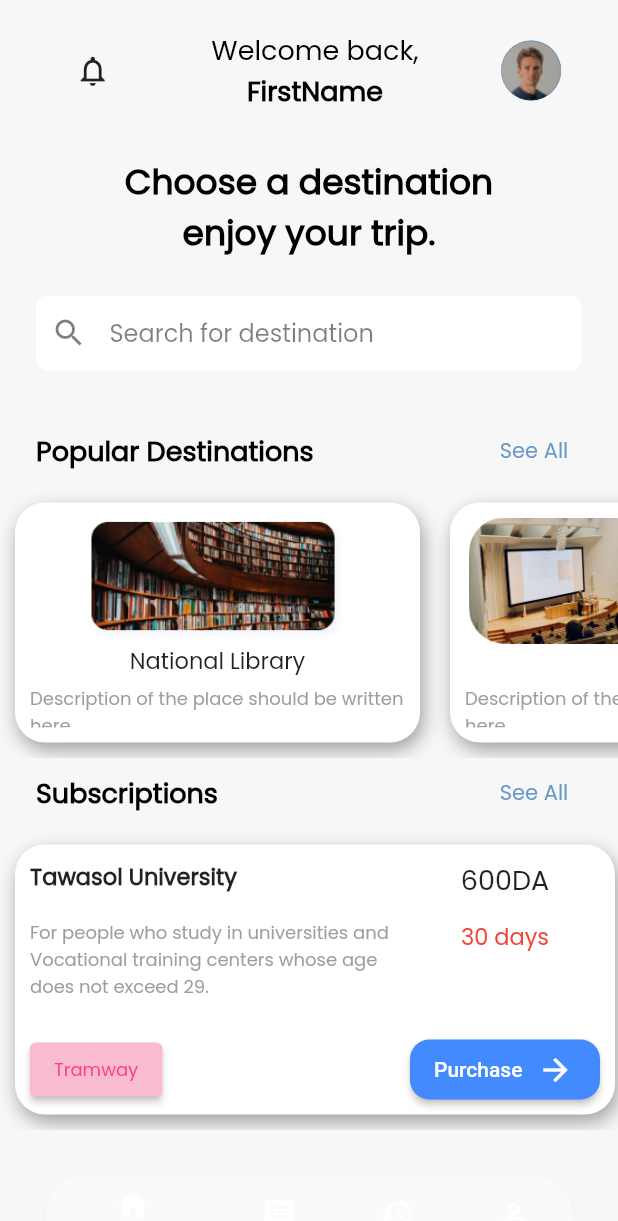
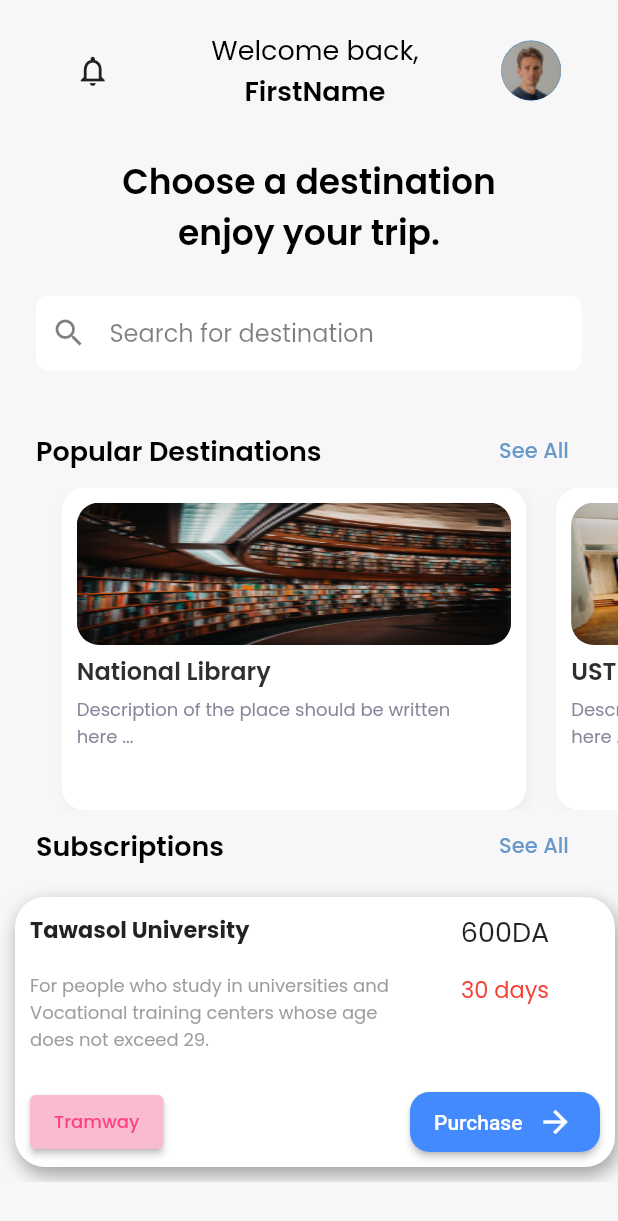
Before and after one commit to abdelghafourbk/PFE_V1, a Flutter app: the Home screen opened directly, on a phone screen of 412 x 824 dp. Shown: the top 1221 px of the screen. Run offline on Flutter 3.47's test engine with Material 2 defaults, Android fonts, the phone set to English and light mode, and no system bars; our stand-ins replace email_validator, flutter_neumorphic.

Commit message:
Missing fontweights added & fixed a part of home

```diff
--- a/lib/Home.dart
+++ b/lib/Home.dart
@@ -9,8 +9,15 @@ class Home extends StatefulWidget {
 }
 
 class _HomeState extends State<Home> {
+  late PageController _pageController;
   @override
+  void initState() {
+    super.initState();
+    _pageController = PageController(viewportFraction: 0.8);
+  }
+
   Widget build(BuildContext context) {
+    var activePage;
     //Popular Destinations
     var Destination1 = {
       'image': 'images/Dest1.png',
@@ -24,7 +31,13 @@ class _HomeState extends State<Home> {
       'desc': 'Description of the place should be written here ...',
       'tag': 'Destination2'
     };
-    List Dest = [Destination1, Destination2];
+    var Destination3 = {
+      'image': 'images/Dest2.png',
+      'name': 'USTHB',
+      'desc': 'Description of the place should be written here ...',
+      'tag': 'Destination3'
+    };
+    List Dest = [Destination1, Destination2, Destination3];
 
     var Subs1 = {
       'name': 'Tawasol University',
@@ -51,7 +64,6 @@ class _HomeState extends State<Home> {
       backgroundColor: const Color(0xffF7F7F7),
       body: ListView.builder(
           scrollDirection: Axis.vertical,
-          // physics: const NeverScrollableScrollPhysics(),
           shrinkWrap: true,
           itemCount: 1,
           itemBuilder: (BuildContext context, int index) {
@@ -87,7 +99,7 @@ class _HomeState extends State<Home> {
                               color: Colors.black,
                               fontSize: 18.0,
                               fontFamily: "Poppins",
-                              fontWeight: FontWeight.bold,
+                              fontWeight: FontWeight.w600,
                             ),
                           ),
                         ],
@@ -108,7 +120,7 @@ class _HomeState extends State<Home> {
                     color: Colors.black,
                     fontSize: 23.0,
                     fontFamily: "Poppins",
-                    fontWeight: FontWeight.bold,
+                    fontWeight: FontWeight.w600,
                   ),
                 ),
                 Container(
@@ -164,7 +176,7 @@ class _HomeState extends State<Home> {
                             color: Color(0xff000000),
                             fontSize: 18.0,
                             fontFamily: "Poppins",
-                            fontWeight: FontWeight.w900,
+                            fontWeight: FontWeight.w600,
                           ),
                         ),
                       ),
@@ -192,64 +204,68 @@ class _HomeState extends State<Home> {
                   ],
                 ),
                 SizedBox(
-                  height: 180.0,
-                  child: ListView.builder(
+                  height: 215.0,
+                  child: PageView.builder(
                       scrollDirection: Axis.horizontal,
-                      shrinkWrap: true,
                       itemCount: Dest.length,
-                      itemBuilder: (BuildContext context, int index) {
+                      pageSnapping: true,
+                      controller: _pageController,
+                      onPageChanged: (page) {
+                        setState(() {
+                          activePage = page;
+                        });
+                      },
+                      itemBuilder: (context, pagePosition) {
                         return Padding(
-                          padding: const EdgeInsets.all(10.0),
+                          //fix cards padding later
+                          padding: const EdgeInsets.only(right: 20.0),
                           child: Container(
                             decoration: BoxDecoration(
                               color: Colors.white,
-                              borderRadius: BorderRadius.circular(20),
+                              borderRadius: BorderRadius.circular(15.0),
                               boxShadow: const [
                                 BoxShadow(
-                                  color: Colors.grey,
-                                  blurRadius: 10,
-                                  offset: Offset(2, 5),
+                                  color: Color(0x1a6998CA),
+                                  blurRadius: 7,
+                                  offset: Offset(2.0, 2.0),
                                 ),
                               ],
                             ),
-                            width: 270,
                             child: Padding(
-                              padding: EdgeInsets.all(10.0),
+                              padding: const EdgeInsets.all(10.0),
                               child: Column(
                                 crossAxisAlignment: CrossAxisAlignment.center,
                                 children: [
-                                  Expanded(
-                                    flex: 3,
-                                    child: Container(
-                                      child: Image.asset(
-                                        Dest[index]['image'],
-                                        width: 250.0,
+                                  ClipRRect(
+                                    borderRadius: BorderRadius.circular(15.0),
+                                    child: Image.asset(
+                                      Dest[pagePosition]['image'],
+                                      width: double.infinity,
+                                      height: 95.0,
+                                      fit: BoxFit.fill,
+                                    ),
+                                  ),
+                                  const SizedBox(height: 5.0),
+                                  Align(
+                                    alignment: Alignment.topLeft,
+                                    child: Text(
+                                      Dest[pagePosition]['name'],
+                                      style: const TextStyle(
+                                        color: Color(0xff302F2F),
+                                        fontSize: 16.0,
+                                        fontFamily: "Poppins",
+                                        fontWeight: FontWeight.w600,
                                       ),
                                     ),
                                   ),
-                                  Expanded(
-                                    flex: 1,
-                                    child: Container(
-                                      child: Text(
-                                        Dest[index]['name'],
-                                        style: const TextStyle(
-                                          fontSize: 15,
-                                          fontFamily: "Poppins",
-                                        ),
-                                      ),
-                                    ),
-                                  ),
-                                  Expanded(
-                                    flex: 1,
-                                    child: Container(
-                                      child: Text(
-                                        Dest[index]['desc'],
-                                        style: const TextStyle(
-                                          color: Colors.grey,
-                                          fontSize: 12,
-                                          fontFamily: "Poppins",
-                                        ),
-                                      ),
+                                  const SizedBox(height: 5.0),
+                                  Text(
+                                    Dest[pagePosition]['desc'],
+                                    style: const TextStyle(
+                                      color: Color(0xff88879C),
+                                      fontSize: 12.0,
+                                      fontFamily: "Poppins",
+                                      fontWeight: FontWeight.w200,
                                     ),
                                   ),
                                 ],
@@ -272,7 +288,7 @@ class _HomeState extends State<Home> {
                             color: Color(0xff000000),
                             fontSize: 18.0,
                             fontFamily: "Poppins",
-                            fontWeight: FontWeight.w900,
+                            fontWeight: FontWeight.w600,
                           ),
                         ),
                       ),
@@ -423,7 +439,7 @@ class _HomeState extends State<Home> {
                                           child: Container(
                                               child: ElevatedButton(
                                             child: Row(
-                                              children: [
+                                              children: const [
                                                 Text(
                                                   "Purchase",
                                                   style: TextStyle(
@@ -471,49 +487,49 @@ class _HomeState extends State<Home> {
                         );
                       }),
                 ),
-                Stack(
-                  children: [
-                    Padding(
-                      padding: EdgeInsets.all(30.0),
-                      child: Align(
-                        alignment: Alignment(0.0, 1.0),
-                        child: ClipRRect(
-                          borderRadius: BorderRadius.all(Radius.circular(30)),
-                          child: BottomNavigationBar(
-                              selectedItemColor: Colors.white,
-                              backgroundColor: Colors.blue[900],
-                              items: const [
-                                BottomNavigationBarItem(
-                                  icon: Icon(
-                                    Icons.home,
-                                    color: Colors.white,
-                                  ),
-                                  label: "Home",
-                                ),
-                                BottomNavigationBarItem(
-                                    icon: Icon(
-                                      Icons.speaker_notes,
-                                      color: Colors.white,
-                                    ),
-                                    label: "notes"),
-                                BottomNavigationBarItem(
-                                    icon: Icon(
-                                      Icons.history,
-                                      color: Colors.white,
-                                    ),
-                                    label: "history"),
-                                BottomNavigationBarItem(
-                                    icon: Icon(
-                                      Icons.person_outline,
-                                      color: Colors.white,
-                                    ),
-                                    label: "Profile"),
-                              ]),
-                        ),
-                      ),
-                    ),
-                  ],
-                ),
+                // Stack(
+                //   children: [
+                //     Padding(
+                //       padding: EdgeInsets.all(30.0),
+                //       child: Align(
+                //         alignment: Alignment(0.0, 1.0),
+                //         child: ClipRRect(
+                //           borderRadius: BorderRadius.all(Radius.circular(30)),
+                //           child: BottomNavigationBar(
+                //               selectedItemColor: Colors.white,
+                //               backgroundColor: Colors.blue[900],
+                //               items: const [
+                //                 BottomNavigationBarItem(
+                //                   icon: Icon(
+                //                     Icons.home,
+                //                     color: Colors.white,
+                //                   ),
+                //                   label: "Home",
+                //                 ),
+                //                 BottomNavigationBarItem(
+                //                     icon: Icon(
+                //                       Icons.speaker_notes,
+                //                       color: Colors.white,
+                //                     ),
+                //                     label: "notes"),
+                //                 BottomNavigationBarItem(
+                //                     icon: Icon(
+                //                       Icons.history,
+                //                       color: Colors.white,
+                //                     ),
+                //                     label: "history"),
+                //                 BottomNavigationBarItem(
+                //                     icon: Icon(
+                //                       Icons.person_outline,
+                //                       color: Colors.white,
+                //                     ),
+                //                     label: "Profile"),
+                //               ]),
+                //         ),
+                //       ),
+                //     ),
+                //   ],
+                // ),
               ],
             );
           }),
--- a/lib/Login.dart
+++ b/lib/Login.dart
@@ -69,7 +69,7 @@ class _LoginState extends State<Login> {
                             color: Color(0xff023047),
                             fontSize: 25.0,
                             fontFamily: "Poppins",
-                            fontWeight: FontWeight.w900,
+                            fontWeight: FontWeight.w600,
                           ),
                         ),
                       ),
@@ -335,7 +335,7 @@ class _LoginState extends State<Login> {
                               color: Color(0xffF62921),
                               fontSize: 15.0,
                               fontFamily: "Poppins",
-                              fontWeight: FontWeight.bold,
+                              fontWeight: FontWeight.w600,
                             ),
                           ),
                         )
--- a/lib/Signup.dart
+++ b/lib/Signup.dart
@@ -82,7 +82,7 @@ class _SignupState extends State<Signup> {
                               color: Color(0xff023047),
                               fontSize: 25.0,
                               fontFamily: "Poppins",
-                              fontWeight: FontWeight.w900),
+                              fontWeight: FontWeight.w600),
                         ),
                       ),
                     ),
@@ -412,7 +412,7 @@ class _SignupState extends State<Signup> {
                               color: Color(0xffF62921),
                               fontSize: 15.0,
                               fontFamily: "Poppins",
-                              fontWeight: FontWeight.bold,
+                              fontWeight: FontWeight.w600,
                             ),
                           ),
                         )
--- a/lib/main.dart
+++ b/lib/main.dart
@@ -108,7 +108,7 @@ class _MyHomePageState extends State<MyHomePage> {
                           color: Colors.black,
                           fontSize: 20.0,
                           fontFamily: "Poppins",
-                          fontWeight: FontWeight.w700,
+                          fontWeight: FontWeight.w600,
                         ),
                       ),
                       SizedBox(
@@ -150,7 +150,7 @@ class _MyHomePageState extends State<MyHomePage> {
                           color: Colors.black,
                           fontSize: 20.0,
                           fontFamily: "Poppins",
-                          fontWeight: FontWeight.w700,
+                          fontWeight: FontWeight.w600,
                         ),
                       ),
                       SizedBox(
@@ -192,7 +192,7 @@ class _MyHomePageState extends State<MyHomePage> {
                           color: Colors.black,
                           fontSize: 20.0,
                           fontFamily: "Poppins",
-                          fontWeight: FontWeight.w700,
+                          fontWeight: FontWeight.w600,
                         ),
                       ),
                       SizedBox(
--- a/pubspec.yaml
+++ b/pubspec.yaml
@@ -91,6 +91,12 @@ flutter:
     - family: Poppins
       fonts:
         - asset: fonts/Poppins-Regular.ttf
+        - asset: fonts/Poppins-Bold.ttf
+          weight: 700
+        - asset: fonts/Poppins-Medium.ttf
+          weight: 500
+        - asset: fonts/Poppins-SemiBold.ttf
+          weight: 600
   #         style: italic
   #   - family: Trajan Pro
   #     fonts:
```
Also changed, not shown: fonts/Poppins-Bold.ttf (added), fonts/Poppins-Medium.ttf (added), fonts/Poppins-SemiBold.ttf (added), images/Dest1.png, images/Dest2.png.
